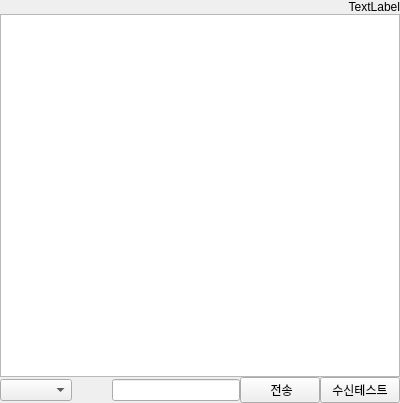
Before: the Qt Designer form Soft_DEV/chatpage.ui in gnu-swta/Chat, drawn with Qt 5.
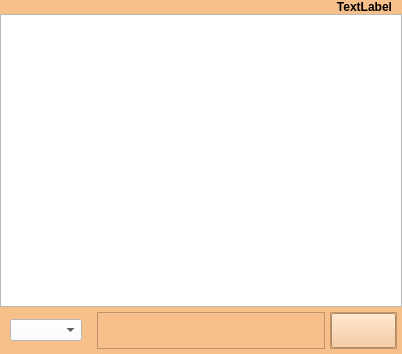
After: the same form once the commit is applied. Icons and pictures are not drawn.

Diff of the .ui file:
```diff
--- a/Soft_DEV/chatpage.ui
+++ b/Soft_DEV/chatpage.ui
@@ -6,8 +6,8 @@
    <rect>
     <x>0</x>
     <y>0</y>
-    <width>400</width>
-    <height>403</height>
+    <width>402</width>
+    <height>354</height>
    </rect>
   </property>
   <property name="windowTitle">
@@ -30,12 +30,34 @@
     <number>0</number>
    </property>
    <item>
+    <widget class="QFrame" name="">
+     <property name="styleSheet">
+      <string notr="true">background-color: rgb(247, 191, 138);</string>
+     </property>
     <layout class="QHBoxLayout" name="horizontalLayout">
      <property name="spacing">
       <number>0</number>
      </property>
+      <property name="leftMargin">
+       <number>0</number>
+      </property>
+      <property name="topMargin">
+       <number>0</number>
+      </property>
+      <property name="rightMargin">
+       <number>10</number>
+      </property>
+      <property name="bottomMargin">
+       <number>0</number>
+      </property>
      <item>
       <widget class="QLabel" name="subject_name">
+        <property name="font">
+         <font>
+          <weight>75</weight>
+          <bold>true</bold>
+         </font>
+        </property>
        <property name="layoutDirection">
         <enum>Qt::LeftToRight</enum>
        </property>
@@ -48,6 +70,7 @@
       </widget>
      </item>
     </layout>
+    </widget>
    </item>
    <item>
     <layout class="QVBoxLayout" name="verticalLayout">
@@ -67,27 +90,108 @@
     </layout>
    </item>
    <item>
+    <widget class="QFrame" name="">
+     <property name="autoFillBackground">
+      <bool>false</bool>
+     </property>
+     <property name="styleSheet">
+      <string notr="true">background-color: rgb(247, 191, 138);</string>
+     </property>
     <layout class="QHBoxLayout" name="horizontalLayout_2">
      <property name="spacing">
+       <number>5</number>
+      </property>
+      <property name="leftMargin">
       <number>0</number>
      </property>
+      <property name="topMargin">
+       <number>5</number>
+      </property>
+      <property name="rightMargin">
+       <number>5</number>
+      </property>
+      <property name="bottomMargin">
+       <number>5</number>
+      </property>
      <item>
-      <widget class="QComboBox" name="hash_combo"/>
-     </item>
+       <layout class="QHBoxLayout" name="horizontalLayout_5">
+        <property name="spacing">
+         <number>0</number>
+        </property>
+        <property name="leftMargin">
+         <number>10</number>
+        </property>
+        <property name="rightMargin">
+         <number>10</number>
+        </property>
      <item>
-      <widget class="QLabel" name="hash_view">
+         <widget class="QComboBox" name="hash_combo">
        <property name="minimumSize">
         <size>
-         <width>40</width>
+            <width>0</width>
          <height>0</height>
         </size>
        </property>
        <property name="maximumSize">
         <size>
-         <width>40</width>
+            <width>16777215</width>
          <height>16777215</height>
         </size>
        </property>
+          <property name="accessibleDescription">
+           <string/>
+          </property>
+          <property name="autoFillBackground">
+           <bool>false</bool>
+          </property>
+          <property name="styleSheet">
+           <string notr="true">background-color: rgb(255, 255, 255);</string>
+          </property>
+          <property name="frame">
+           <bool>true</bool>
+          </property>
+         </widget>
+        </item>
+       </layout>
+      </item>
+      <item>
+       <widget class="QFrame" name="frame">
+        <property name="frameShape">
+         <enum>QFrame::StyledPanel</enum>
+        </property>
+        <property name="frameShadow">
+         <enum>QFrame::Raised</enum>
+        </property>
+        <layout class="QHBoxLayout" name="horizontalLayout_4">
+         <property name="spacing">
+          <number>0</number>
+         </property>
+         <property name="leftMargin">
+          <number>0</number>
+         </property>
+         <property name="topMargin">
+          <number>0</number>
+         </property>
+         <property name="rightMargin">
+          <number>0</number>
+         </property>
+         <property name="bottomMargin">
+          <number>0</number>
+         </property>
+         <item>
+          <widget class="QLabel" name="hash_view">
+           <property name="minimumSize">
+            <size>
+             <width>50</width>
+             <height>35</height>
+            </size>
+           </property>
+           <property name="maximumSize">
+            <size>
+             <width>50</width>
+             <height>35</height>
+            </size>
+           </property>
        <property name="autoFillBackground">
         <bool>false</bool>
        </property>
@@ -97,30 +201,103 @@
        <property name="text">
         <string/>
        </property>
+           <property name="alignment">
+            <set>Qt::AlignCenter</set>
+           </property>
       </widget>
      </item>
      <item>
       <widget class="QLineEdit" name="write_chat">
+           <property name="minimumSize">
+            <size>
+             <width>0</width>
+             <height>35</height>
+            </size>
+           </property>
+           <property name="maximumSize">
+            <size>
+             <width>16777215</width>
+             <height>35</height>
+            </size>
+           </property>
+           <property name="focusPolicy">
+            <enum>Qt::ClickFocus</enum>
+           </property>
        <property name="styleSheet">
         <string notr="true">border-image: url(:/res/res/background.png);</string>
        </property>
-      </widget>
-     </item>
+           <property name="frame">
+            <bool>false</bool>
+           </property>
+           <property name="cursorMoveStyle">
+            <enum>Qt::VisualMoveStyle</enum>
+           </property>
+          </widget>
+         </item>
+        </layout>
+       </widget>
+      </item>
+      <item>
+       <widget class="QFrame" name="frame_2">
+        <property name="frameShape">
+         <enum>QFrame::StyledPanel</enum>
+        </property>
+        <property name="frameShadow">
+         <enum>QFrame::Raised</enum>
+        </property>
+        <layout class="QHBoxLayout" name="horizontalLayout_6">
+         <property name="spacing">
+          <number>0</number>
+         </property>
+         <property name="leftMargin">
+          <number>0</number>
+         </property>
+         <property name="topMargin">
+          <number>0</number>
+         </property>
+         <property name="rightMargin">
+          <number>0</number>
+         </property>
+         <property name="bottomMargin">
+          <number>0</number>
+         </property>
      <item>
       <widget class="QPushButton" name="send_chat">
+           <property name="minimumSize">
+            <size>
+             <width>65</width>
+             <height>35</height>
+            </size>
+           </property>
+           <property name="maximumSize">
+            <size>
+             <width>70</width>
+             <height>35</height>
+            </size>
+           </property>
+           <property name="styleSheet">
+            <string notr="true">QPushButton#send_chat{
+	border-image: url(:/res/res/send_b.png);
+}
+
+QPushButton#send_chat:hover{
+	border-image: url(:/res/res/send_o.png);
+}
+
+QPushButton#send_chat:pressed {
+	border-image: url(:/res/res/send_c.png);
+}</string>
+           </property>
        <property name="text">
-        <string> 전송</string>
+            <string/>
        </property>
       </widget>
      </item>
-     <item>
-      <widget class="QPushButton" name="get_test">
-       <property name="text">
-        <string>수신테스트</string>
-       </property>
+        </layout>
       </widget>
      </item>
     </layout>
+    </widget>
    </item>
   </layout>
  </widget>
```
Left out of the diff: 6 changed lines with no effect on the pictures. Lines whose indentation alone changed are shown as unchanged.
